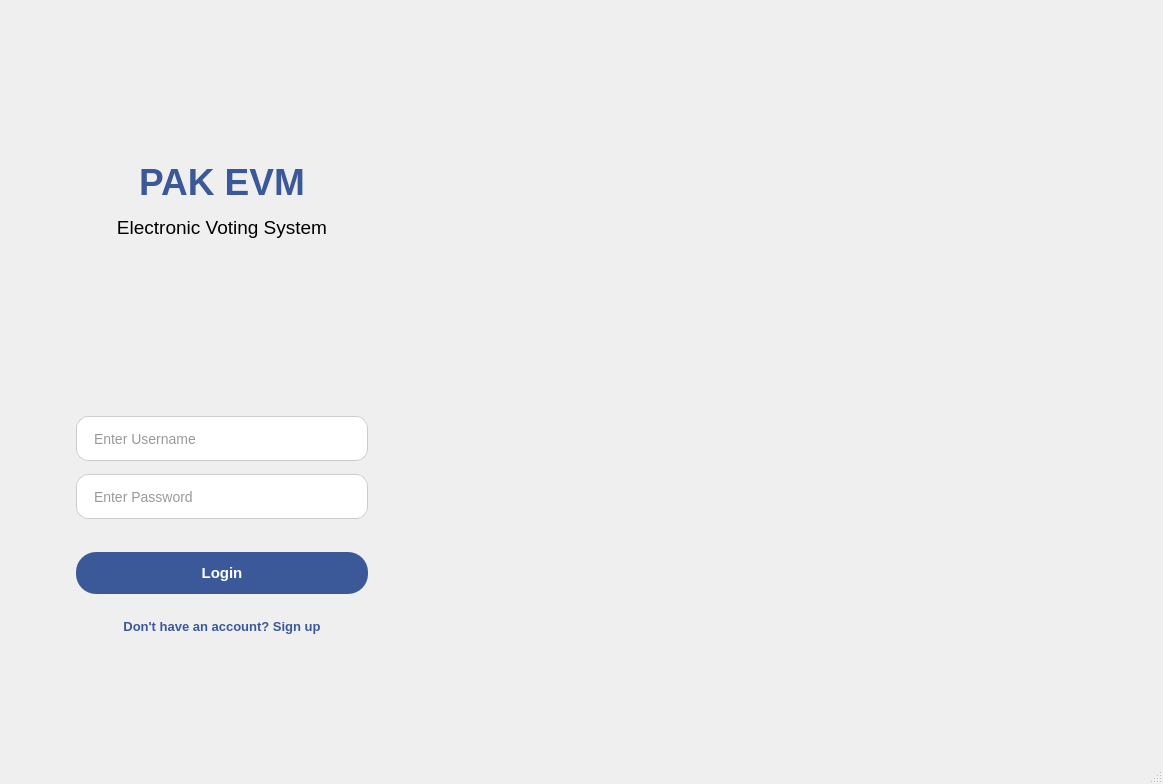
The window that online_voting_app/src/views/mainwindow.ui (goblegue/pak.evm) describes before a commit, drawn with Qt 5.
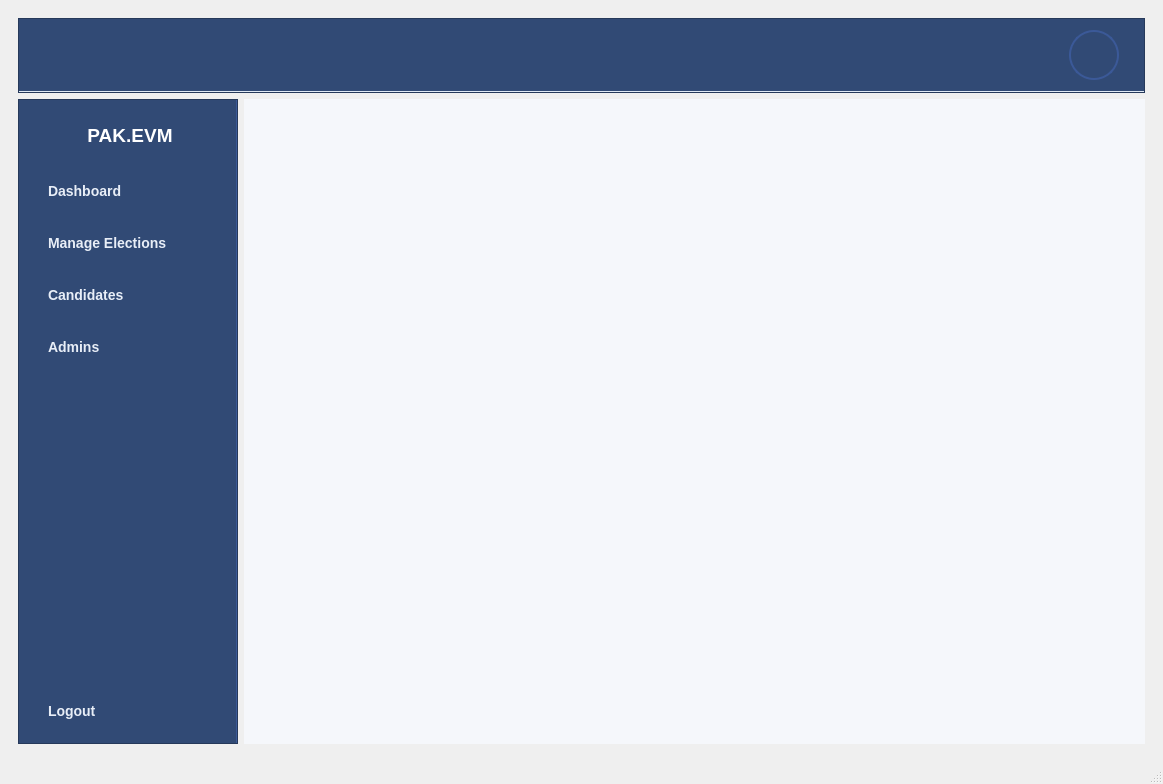
The same window after the commit. The open tabs and pages were chosen to show the change. Icons and pictures are not drawn.

Commit message: seperated login page

```diff
--- a/online_voting_app/src/views/mainwindow.ui
+++ b/online_voting_app/src/views/mainwindow.ui
@@ -190,214 +190,6 @@
       <property name="currentIndex">
        <number>4</number>
       </property>
-      <widget class="QWidget" name="LoginPage">
-       <layout class="QHBoxLayout" name="horizontalLayout_3">
-        <item>
-         <widget class="QFrame" name="leftLoginFrame">
-          <property name="sizePolicy">
-           <sizepolicy hsizetype="Preferred" vsizetype="Preferred">
-            <horstretch>4</horstretch>
-            <verstretch>0</verstretch>
-           </sizepolicy>
-          </property>
-          <property name="frameShape">
-           <enum>QFrame::NoFrame</enum>
-          </property>
-          <layout class="QGridLayout" name="gridLayout">
-           <item row="0" column="1">
-            <spacer name="verticalSpacer">
-             <property name="orientation">
-              <enum>Qt::Vertical</enum>
-             </property>
-             <property name="sizeType">
-              <enum>QSizePolicy::Fixed</enum>
-             </property>
-             <property name="sizeHint" stdset="0">
-              <size>
-               <width>20</width>
-               <height>40</height>
-              </size>
-             </property>
-            </spacer>
-           </item>
-           <item row="1" column="1">
-            <widget class="QLabel" name="label_2">
-             <property name="text">
-              <string>&lt;html&gt;&lt;head/&gt;&lt;body&gt;&lt;p align=&quot;center&quot;&gt;&lt;span style=&quot; font-size:28pt; font-weight:700; color:#3b5998;&quot;&gt;PAK EVM&lt;/span&gt;&lt;/p&gt;&lt;p align=&quot;center&quot;&gt;&lt;span style=&quot; font-size:14pt; color:#000000;&quot;&gt;Electronic Voting System&lt;/span&gt;&lt;/p&gt;&lt;/body&gt;&lt;/html&gt;</string>
-             </property>
-            </widget>
-           </item>
-           <item row="2" column="1">
-            <spacer name="verticalSpacer_2">
-             <property name="orientation">
-              <enum>Qt::Vertical</enum>
-             </property>
-             <property name="sizeType">
-              <enum>QSizePolicy::Fixed</enum>
-             </property>
-             <property name="sizeHint" stdset="0">
-              <size>
-               <width>20</width>
-               <height>60</height>
-              </size>
-             </property>
-            </spacer>
-           </item>
-           <item row="3" column="0">
-            <spacer name="horizontalSpacer">
-             <property name="orientation">
-              <enum>Qt::Vertical</enum>
-             </property>
-             <property name="sizeType">
-              <enum>QSizePolicy::Fixed</enum>
-             </property>
-             <property name="sizeHint" stdset="0">
-              <size>
-               <width>40</width>
-               <height>20</height>
-              </size>
-             </property>
-            </spacer>
-           </item>
-           <item row="3" column="1">
-            <widget class="QFrame" name="frame">
-             <property name="maximumSize">
-              <size>
-               <width>380</width>
-               <height>16777215</height>
-              </size>
-             </property>
-             <property name="frameShape">
-              <enum>QFrame::NoFrame</enum>
-             </property>
-             <layout class="QVBoxLayout" name="verticalLayout">
-              <property name="spacing">
-               <number>5</number>
-              </property>
-              <item>
-               <widget class="QLineEdit" name="usernameInput">
-                <property name="maximumSize">
-                 <size>
-                  <width>340</width>
-                  <height>45</height>
-                 </size>
-                </property>
-                <property name="placeholderText">
-                 <string>Enter Username</string>
-                </property>
-               </widget>
-              </item>
-              <item>
-               <widget class="QLineEdit" name="passwordInput">
-                <property name="maximumSize">
-                 <size>
-                  <width>340</width>
-                  <height>45</height>
-                 </size>
-                </property>
-                <property name="echoMode">
-                 <enum>QLineEdit::Normal</enum>
-                </property>
-                <property name="placeholderText">
-                 <string>Enter Password</string>
-                </property>
-               </widget>
-              </item>
-              <item>
-               <spacer name="verticalSpacer_7">
-                <property name="orientation">
-                 <enum>Qt::Vertical</enum>
-                </property>
-                <property name="sizeType">
-                 <enum>QSizePolicy::Fixed</enum>
-                </property>
-                <property name="sizeHint" stdset="0">
-                 <size>
-                  <width>20</width>
-                  <height>20</height>
-                 </size>
-                </property>
-               </spacer>
-              </item>
-              <item>
-               <widget class="QPushButton" name="loginSubmitBtn">
-                <property name="sizePolicy">
-                 <sizepolicy hsizetype="Fixed" vsizetype="Fixed">
-                  <horstretch>0</horstretch>
-                  <verstretch>0</verstretch>
-                 </sizepolicy>
-                </property>
-                <property name="maximumSize">
-                 <size>
-                  <width>340</width>
-                  <height>16777215</height>
-                 </size>
-                </property>
-                <property name="text">
-                 <string>Login</string>
-                </property>
-               </widget>
-              </item>
-              <item>
-               <widget class="QPushButton" name="goToSignupBtn">
-                <property name="text">
-                 <string>Don't have an account? Sign up</string>
-                </property>
-               </widget>
-              </item>
-             </layout>
-            </widget>
-           </item>
-           <item row="3" column="2">
-            <spacer name="horizontalSpacer_2">
-             <property name="orientation">
-              <enum>Qt::Vertical</enum>
-             </property>
-             <property name="sizeType">
-              <enum>QSizePolicy::Fixed</enum>
-             </property>
-             <property name="sizeHint" stdset="0">
-              <size>
-               <width>40</width>
-               <height>20</height>
-              </size>
-             </property>
-            </spacer>
-           </item>
-           <item row="4" column="1">
-            <spacer name="verticalSpacer_3">
-             <property name="orientation">
-              <enum>Qt::Vertical</enum>
-             </property>
-             <property name="sizeType">
-              <enum>QSizePolicy::Fixed</enum>
-             </property>
-             <property name="sizeHint" stdset="0">
-              <size>
-               <width>20</width>
-               <height>70</height>
-              </size>
-             </property>
-            </spacer>
-           </item>
-          </layout>
-         </widget>
-        </item>
-        <item>
-         <widget class="QFrame" name="rightImageFrame">
-          <property name="sizePolicy">
-           <sizepolicy hsizetype="Preferred" vsizetype="Preferred">
-            <horstretch>7</horstretch>
-            <verstretch>0</verstretch>
-           </sizepolicy>
-          </property>
-          <property name="frameShape">
-           <enum>QFrame::NoFrame</enum>
-          </property>
-         </widget>
-        </item>
-       </layout>
-      </widget>
       <widget class="QWidget" name="SignupPage">
        <layout class="QHBoxLayout" name="horizontalLayout_2">
         <item>
```
The commit also changes 11 other files.
